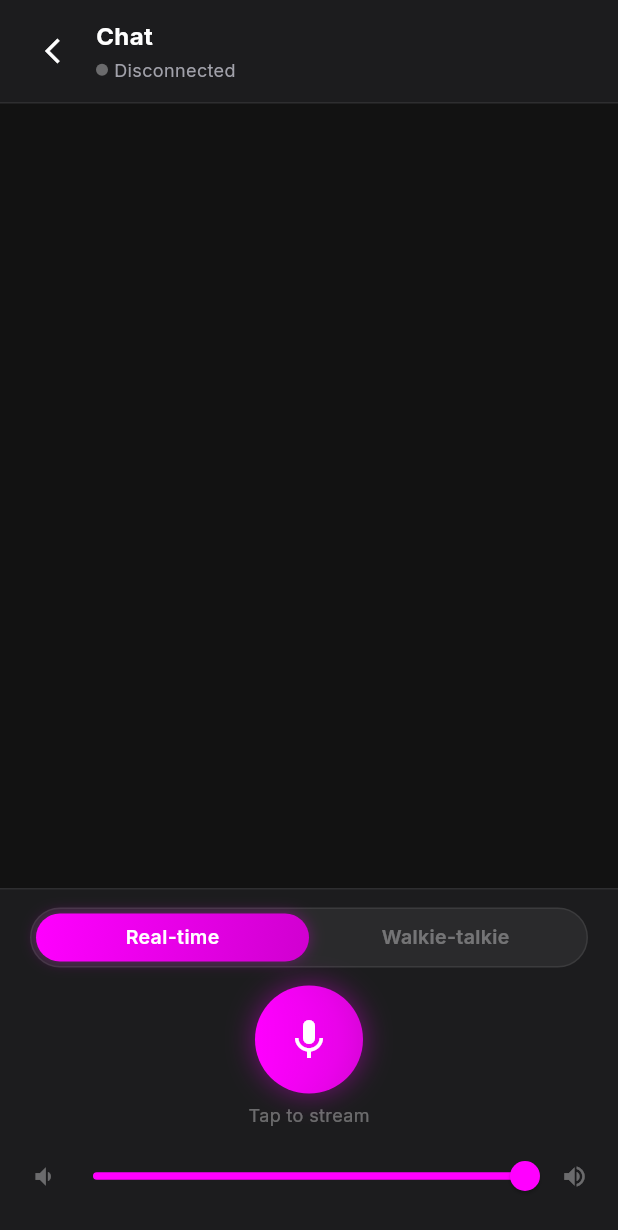
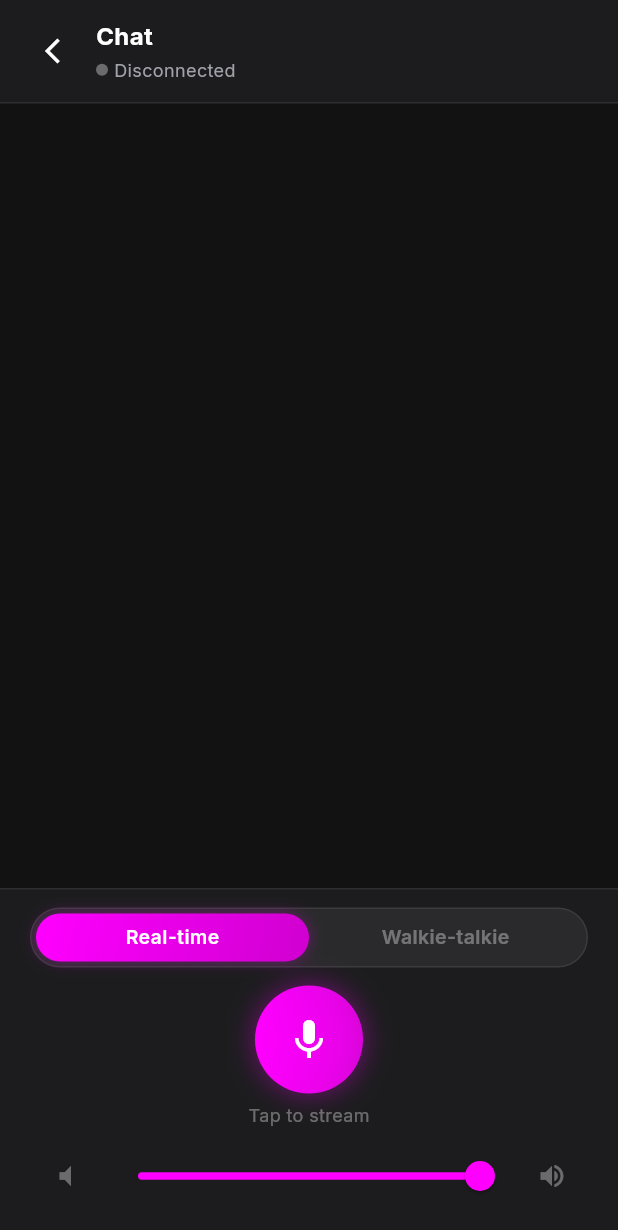
Before and after one commit to bobbygenerik/zubia, a Flutter app: the ChatScreen screen opened by its route, on a phone screen of 412 x 824 dp. Shown: the top 1230 px of the screen. Run offline on Flutter 3.47's test engine with Material 3 defaults, Android fonts, the phone set to English and light mode, and no system bars; our stand-ins replace go_router, google_fonts, just_audio, permission_handler, shared_preferences; missing offline and left inert: record; accounts and stored records are empty.

Commit message:
🎨 Palette: Improve volume slider accessibility and interactivity
Replaced the static volume control icons with interactive `IconButton`s for mute (0%) and max volume (100%).
Wrapped the `Slider` in `Semantics` to provide a clear label ("Volume") and percentage value for screen readers.
Added a visual `label` to the `Slider` for drag feedback.
Added tooltips to the mute and max volume buttons.

These changes improve accessibility for screen reader users and add a delightful micro-interaction for all users.

Co-authored-by: bobbygenerik <215436269+bobbygenerik@users.noreply.github.com>

```diff
--- a/zubia/lib/screens/chat_screen.dart
+++ b/zubia/lib/screens/chat_screen.dart
@@ -212,8 +212,16 @@ class _ControlsBar extends StatelessWidget {
           // Volume
           Row(
             children: [
-              const Icon(Icons.volume_down, size: 18, color: ZubiaColors.textMuted),
+              IconButton(
+                icon: const Icon(Icons.volume_mute, size: 20, color: ZubiaColors.textMuted),
+                tooltip: 'Mute',
+                onPressed: () => state.setVolume(0.0),
+              ),
               Expanded(
+                child: Semantics(
+                  label: 'Volume',
+                  value: '${(state.volume * 100).round()}%',
+                  slider: true,
                   child: SliderTheme(
                     data: SliderThemeData(
                       activeTrackColor: ZubiaColors.magenta,
@@ -224,11 +232,17 @@ class _ControlsBar extends StatelessWidget {
                     ),
                     child: Slider(
                       value: state.volume,
+                      label: '${(state.volume * 100).round()}%',
                       onChanged: (v) => state.setVolume(v),
                     ),
                   ),
                 ),
-              const Icon(Icons.volume_up, size: 18, color: ZubiaColors.textMuted),
+              ),
+              IconButton(
+                icon: const Icon(Icons.volume_up, size: 20, color: ZubiaColors.textMuted),
+                tooltip: 'Max volume',
+                onPressed: () => state.setVolume(1.0),
+              ),
             ],
           ),
         ],
```
Lines whose indentation alone changed are shown as unchanged.
